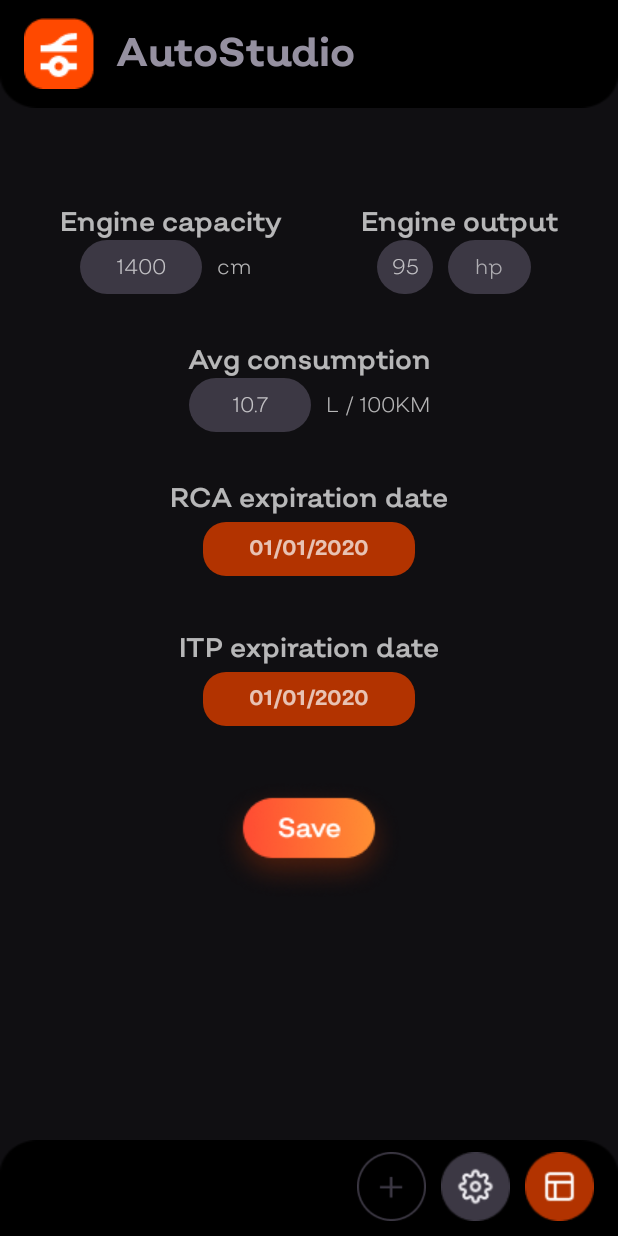
After one commit to barsanescudiana/Auto-Studio, an Android app: the AddCarActivity2 screen opened directly, with no data from a screen before it, on a phone screen of 412 x 824 dp. The commit adds this screen. Run offline under Robolectric (Android 15) with nearby library versions, the phone set to English and light mode, and no system bars; 1 statement that could not run was skipped.

Commit message:
addcar 2

```diff
--- /dev/null
+++ b/AS/app/src/main/java/com/example/autostudio/AddCarActivity2.java
@@ -0,0 +1,53 @@
+package com.example.autostudio;
+
+import androidx.appcompat.app.AppCompatActivity;
+
+import android.os.Bundle;
+import android.view.View;
+import android.widget.Button;
+import android.widget.DatePicker;
+import android.widget.EditText;
+import android.widget.Toast;
+
+import java.util.Date;
+
+public class AddCarActivity2 extends AppCompatActivity {
+
+    EditText capacity, output, avg, rca, itp;
+    Button save;
+    Car newCar = new Car();
+
+    @Override
+    protected void onCreate(Bundle savedInstanceState) {
+        super.onCreate(savedInstanceState);
+        setContentView(R.layout.activity_add_car2);
+
+        capacity = findViewById(R.id.capacity_edit);
+        output = findViewById(R.id.output_edit);
+        avg = findViewById(R.id.avg_edit);
+        rca = findViewById(R.id.rcaDate);
+        itp = findViewById(R.id.itpDate);
+
+        save = findViewById(R.id.save);
+
+        Bundle bundle = getIntent().getExtras();
+        newCar = (Car) bundle.getSerializable("NEW");
+
+        save.setOnClickListener(new View.OnClickListener() {
+            @Override
+            public void onClick(View v) {
+
+                newCar.setEngineCapacity(Integer.parseInt(capacity.getText().toString()));
+                newCar.setEngineOutput(Integer.parseInt(output.getText().toString()));
+                newCar.setAvgConsumption(Double.parseDouble(avg.getText().toString()));
+                newCar.setExpDateRCA(new Date(rca.getText().toString()));
+                newCar.setExpDateITP(new Date(itp.getText().toString()));
+
+                Toast.makeText(getApplicationContext(), newCar.toString(), Toast.LENGTH_LONG).show();
+                //bagam masina in bd/in json hbn=))))
+
+            }
+        });
+
+    }
+}
--- /dev/null
+++ b/AS/app/src/main/res/drawable/orange_edit_text_bg.xml
@@ -0,0 +1,9 @@
+<?xml version="1.0" encoding="utf-8"?>
+<shape xmlns:android="http://schemas.android.com/apk/res/android"
+    android:padding="10dp"
+    android:shape="rectangle" >
+
+    <solid android:color="#B23300" />
+    <corners android:radius="15dp" />
+
+</shape>
--- /dev/null
+++ b/AS/app/src/main/res/drawable/radiobutton_style.xml
@@ -0,0 +1,4 @@
+<?xml version="1.0" encoding="utf-8" ?>
+<selector xmlns:android="http://schemas.android.com/apk/res/android">
+    <item android:state_checked="true" android:drawable="@drawable/checked"></item>
+</selector>
--- /dev/null
+++ b/AS/app/src/main/res/layout/activity_add_car2.xml
@@ -0,0 +1,317 @@
+<?xml version="1.0" encoding="utf-8"?>
+<androidx.constraintlayout.widget.ConstraintLayout xmlns:android="http://schemas.android.com/apk/res/android"
+    xmlns:app="http://schemas.android.com/apk/res-auto"
+    xmlns:tools="http://schemas.android.com/tools"
+    android:layout_width="match_parent"
+    android:layout_height="match_parent"
+    android:background="#100F12"
+    tools:context=".AddCarActivity2">
+
+    <!--engine capacity-->
+    <androidx.constraintlayout.widget.ConstraintLayout
+        android:id="@+id/brandC"
+        android:layout_width="wrap_content"
+        android:layout_height="wrap_content"
+        android:layout_marginStart="20dp"
+        android:layout_marginTop="100dp"
+        app:layout_constraintStart_toStartOf="parent"
+        app:layout_constraintTop_toTopOf="parent">
+
+        <TextView
+            android:id="@+id/engineC"
+            android:layout_width="wrap_content"
+            android:layout_height="wrap_content"
+            android:layout_margin="20dp"
+            android:layout_marginTop="32dp"
+            android:fontFamily="@font/salvatore_regular"
+            android:text="@string/engine_capacity"
+            android:textSize="18sp"
+            app:layout_constraintBottom_toBottomOf="parent"
+            app:layout_constraintEnd_toEndOf="parent"
+            app:layout_constraintStart_toStartOf="parent"
+            app:layout_constraintTop_toTopOf="parent" />
+
+        <androidx.constraintlayout.widget.ConstraintLayout
+            android:layout_width="wrap_content"
+            android:layout_height="wrap_content"
+            app:layout_constraintBottom_toBottomOf="parent"
+            app:layout_constraintEnd_toEndOf="@+id/engineC"
+            app:layout_constraintStart_toStartOf="parent"
+            app:layout_constraintTop_toBottomOf="@+id/engineC">
+
+            <EditText
+                android:id="@+id/capacity_edit"
+                android:layout_width="81dp"
+                android:layout_height="36dp"
+                android:layout_marginStart="12dp"
+                android:background="@drawable/edit_text_bg"
+                android:fontFamily="@font/salvatore_light"
+                android:hint="@string/_1400"
+                android:inputType="number"
+                android:textAlignment="center"
+                android:textSize="14sp"
+                app:layout_constraintStart_toStartOf="parent"
+                app:layout_constraintTop_toTopOf="parent" />
+
+            <TextView
+                android:layout_width="wrap_content"
+                android:layout_height="wrap_content"
+                android:text="@string/cm"
+                android:fontFamily="@font/salvatore_light"
+                android:layout_marginLeft="10dp"
+                app:layout_constraintBottom_toBottomOf="parent"
+                app:layout_constraintEnd_toEndOf="parent"
+                app:layout_constraintStart_toEndOf="@+id/capacity_edit"
+                app:layout_constraintTop_toTopOf="parent" />
+
+        </androidx.constraintlayout.widget.ConstraintLayout>
+
+        </androidx.constraintlayout.widget.ConstraintLayout>
+
+    <!--engine output-->
+    <androidx.constraintlayout.widget.ConstraintLayout
+        android:id="@+id/outputC"
+        android:layout_width="wrap_content"
+        android:layout_height="wrap_content"
+        android:layout_marginTop="100dp"
+        android:layout_marginEnd="20dp"
+        app:layout_constraintEnd_toEndOf="parent"
+        app:layout_constraintTop_toTopOf="parent">
+
+        <TextView
+            android:id="@+id/engineO"
+            android:layout_width="wrap_content"
+            android:layout_height="wrap_content"
+            android:layout_margin="20dp"
+            android:layout_marginTop="32dp"
+            android:fontFamily="@font/salvatore_regular"
+            android:text="Engine output"
+            android:textSize="18sp"
+            app:layout_constraintBottom_toBottomOf="parent"
+            app:layout_constraintEnd_toEndOf="parent"
+            app:layout_constraintStart_toStartOf="parent"
+            app:layout_constraintTop_toTopOf="parent" />
+
+        <androidx.constraintlayout.widget.ConstraintLayout
+            android:layout_width="wrap_content"
+            android:layout_height="wrap_content"
+            app:layout_constraintBottom_toBottomOf="parent"
+            app:layout_constraintEnd_toEndOf="@+id/engineO"
+            app:layout_constraintStart_toStartOf="parent"
+            app:layout_constraintTop_toBottomOf="@+id/engineO">
+
+            <EditText
+                android:id="@+id/output_edit"
+                android:layout_width="37dp"
+                android:layout_height="36dp"
+                android:layout_marginStart="12dp"
+                android:background="@drawable/edit_text_bg"
+                android:fontFamily="@font/salvatore_light"
+                android:hint="@string/_95"
+                android:inputType="number"
+                android:textAlignment="center"
+                android:textSize="14sp"
+                app:layout_constraintStart_toStartOf="parent"
+                app:layout_constraintTop_toTopOf="parent" />
+
+            <RelativeLayout
+                android:layout_width="55dp"
+                android:layout_height="36dp"
+                android:layout_marginStart="10dp"
+                app:layout_constraintBottom_toBottomOf="parent"
+                app:layout_constraintEnd_toEndOf="parent"
+                android:fontFamily="@font/salvatore_bold"
+                android:background="@drawable/edit_text_bg"
+                android:orientation="horizontal"
+                app:layout_constraintHorizontal_bias="0.0"
+                app:layout_constraintStart_toEndOf="@+id/output_edit"
+                app:layout_constraintTop_toTopOf="parent">
+
+                <Spinner
+                    android:id="@+id/spinner_output_measure"
+                    android:layout_width="match_parent"
+                    android:layout_height="wrap_content"
+                    android:layout_centerVertical="true"
+                    android:layout_gravity="center"
+                    android:background="@android:color/transparent"
+                    android:dropDownWidth="match_parent"
+                    android:dropDownSelector="@drawable/edit_text_bg"
+                    android:entries="@array/measurements"
+                    android:theme="@style/spinnerTheme"
+                    android:gravity="center"
+                    android:textAlignment="center"
+                    android:spinnerMode="dropdown"
+                    app:layout_constraintBottom_toBottomOf="parent"
+                    app:layout_constraintTop_toTopOf="parent" />
+
+            </RelativeLayout>
+        </androidx.constraintlayout.widget.ConstraintLayout>
+
+    </androidx.constraintlayout.widget.ConstraintLayout>
+
+    <!--avg cons-->
+    <androidx.constraintlayout.widget.ConstraintLayout
+        android:id="@+id/avgC"
+        android:layout_width="wrap_content"
+        android:layout_height="wrap_content"
+        app:layout_constraintEnd_toEndOf="parent"
+        app:layout_constraintStart_toStartOf="parent"
+        app:layout_constraintTop_toBottomOf="@id/brandC">
+
+        <TextView
+            android:id="@+id/avg_edt"
+            android:layout_width="wrap_content"
+            android:layout_height="wrap_content"
+            android:layout_marginTop="32dp"
+            android:fontFamily="@font/salvatore_regular"
+            android:text="@string/avg_consumption"
+            android:textSize="18sp"
+            app:layout_constraintEnd_toEndOf="parent"
+            app:layout_constraintStart_toStartOf="parent"
+            app:layout_constraintTop_toTopOf="parent" />
+
+        <androidx.constraintlayout.widget.ConstraintLayout
+            android:layout_width="wrap_content"
+            android:layout_height="wrap_content"
+            app:layout_constraintBottom_toBottomOf="parent"
+            app:layout_constraintEnd_toEndOf="@+id/avgC"
+            app:layout_constraintStart_toStartOf="parent"
+            app:layout_constraintTop_toBottomOf="@+id/avg_edt">
+
+            <EditText
+                android:id="@+id/avg_edit"
+                android:layout_width="81dp"
+                android:layout_height="36dp"
+                android:layout_marginStart="12dp"
+                android:background="@drawable/edit_text_bg"
+                android:fontFamily="@font/salvatore_light"
+                android:hint="@string/_10_7"
+                android:inputType="numberDecimal"
+                android:textAlignment="center"
+                android:textSize="14sp"
+                app:layout_constraintStart_toStartOf="parent"
+                app:layout_constraintTop_toTopOf="parent" />
+
+            <TextView
+                android:layout_width="wrap_content"
+                android:layout_height="wrap_content"
+                android:layout_marginEnd="12dp"
+                android:layout_marginStart="10dp"
+                android:fontFamily="@font/salvatore_light"
+                android:text="@string/l_100km"
+                app:layout_constraintBottom_toBottomOf="parent"
+                app:layout_constraintEnd_toEndOf="parent"
+                app:layout_constraintStart_toEndOf="@+id/avg_edit"
+                app:layout_constraintTop_toTopOf="parent" />
+
+        </androidx.constraintlayout.widget.ConstraintLayout>
+
+    </androidx.constraintlayout.widget.ConstraintLayout>
+
+    <androidx.constraintlayout.widget.ConstraintLayout
+        android:id="@+id/rcaC"
+        android:layout_width="match_parent"
+        android:layout_height="100dp"
+        app:layout_constraintTop_toBottomOf="@+id/avgC">
+
+        <TextView
+            android:id="@+id/textView"
+            android:layout_width="wrap_content"
+            android:layout_height="wrap_content"
+            android:layout_marginTop="32dp"
+            android:fontFamily="@font/salvatore_regular"
+            android:text="@string/rca_expiration_date"
+            android:textSize="18sp"
+            app:layout_constraintEnd_toEndOf="parent"
+            app:layout_constraintStart_toStartOf="parent"
+            app:layout_constraintTop_toTopOf="parent" />
+
+        <EditText
+            android:id="@+id/rcaDate"
+            android:layout_width="141dp"
+            android:layout_height="36dp"
+            android:background="@drawable/orange_edit_text_bg"
+            android:ems="10"
+            android:hint="@string/_01_01_2020"
+            android:inputType="date"
+            android:theme="@style/dateTheme"
+            app:layout_constraintBottom_toBottomOf="parent"
+            app:layout_constraintEnd_toEndOf="parent"
+            app:layout_constraintStart_toStartOf="parent"
+            app:layout_constraintTop_toBottomOf="@id/textView" />
+
+    </androidx.constraintlayout.widget.ConstraintLayout>
+
+    <androidx.constraintlayout.widget.ConstraintLayout
+        android:id="@+id/itpC"
+        android:layout_width="match_parent"
+        android:layout_height="100dp"
+        app:layout_constraintBottom_toTopOf="@+id/constraintLayout"
+        app:layout_constraintEnd_toEndOf="@+id/top_bottom_nav"
+        app:layout_constraintTop_toBottomOf="@+id/rcaC">
+
+        <TextView
+            android:id="@+id/itpText"
+            android:layout_width="wrap_content"
+            android:layout_height="wrap_content"
+            android:layout_marginTop="32dp"
+            android:fontFamily="@font/salvatore_regular"
+            android:text="@string/itp_expiration_date"
+            android:textSize="18sp"
+            app:layout_constraintEnd_toEndOf="parent"
+            app:layout_constraintStart_toStartOf="parent"
+            app:layout_constraintTop_toTopOf="parent" />
+
+        <EditText
+            android:id="@+id/itpDate"
+            android:layout_width="141dp"
+            android:layout_height="36dp"
+            android:background="@drawable/orange_edit_text_bg"
+            android:ems="10"
+            android:hint="@string/_01_01_2020"
+            android:inputType="date"
+            android:theme="@style/dateTheme"
+            app:layout_constraintBottom_toBottomOf="parent"
+            app:layout_constraintEnd_toEndOf="parent"
+            app:layout_constraintStart_toStartOf="parent"
+            app:layout_constraintTop_toBottomOf="@id/itpText" />
+
+    </androidx.constraintlayout.widget.ConstraintLayout>
+
+    <androidx.constraintlayout.widget.ConstraintLayout
+        android:id="@+id/constraintLayout"
+        android:layout_width="wrap_content"
+        android:layout_height="wrap_content"
+        android:layout_marginTop="32dp"
+        app:layout_constraintEnd_toEndOf="parent"
+        app:layout_constraintStart_toStartOf="parent"
+        app:layout_constraintTop_toBottomOf="@id/itpC">
+
+        <Button
+            android:id="@+id/save"
+            android:layout_width="wrap_content"
+            android:layout_height="wrap_content"
+            android:background="@drawable/save_btn"
+            android:fontFamily="@font/salvatore_regular"
+            android:paddingBottom="17dp"
+            android:textAllCaps="false"
+            android:textSize="18sp"
+            app:layout_constraintEnd_toEndOf="parent"
+            app:layout_constraintHorizontal_bias="0.0"
+            app:layout_constraintStart_toStartOf="parent"
+            app:layout_constraintTop_toTopOf="parent" />
+
+
+    </androidx.constraintlayout.widget.ConstraintLayout>
+
+    <include
+        android:id="@+id/top_bottom_nav"
+        layout="@layout/top_bottom_nav"
+        app:layout_constraintBottom_toBottomOf="parent"
+        app:layout_constraintEnd_toEndOf="parent"
+        app:layout_constraintHorizontal_bias="1.0"
+        app:layout_constraintStart_toStartOf="parent"
+        app:layout_constraintTop_toTopOf="parent"
+        app:layout_constraintVertical_bias="0.0" />
+
+</androidx.constraintlayout.widget.ConstraintLayout>
--- a/AS/app/src/main/res/values/colors.xml
+++ b/AS/app/src/main/res/values/colors.xml
@@ -2,7 +2,7 @@
 <resources>
     <color name="colorPrimary">#000000</color>
     <color name="colorPrimaryDark">#000000</color>
-    <color name="colorAccent">#03DAC5</color>
+    <color name="colorAccent">#FF4900</color>
 
     <color name="toolbarTitle">#9590A0</color>
     <color name="orange">#FF4900</color>
--- a/AS/app/src/main/res/values/strings.xml
+++ b/AS/app/src/main/res/values/strings.xml
@@ -40,4 +40,18 @@
     <string name="color">Color</string>
     <string name="next">Next</string>
     <string name="my_docs">MY DOCS</string>
+    <string name="engine_capacity">Engine capacity</string>
+    <string name="cm">cm</string>
+    <string name="_1400">1400</string>
+    <string name="_95">95</string>
+    <string name="avg_consumption">Avg consumption</string>
+    <string name="l_100km">L / 100KM</string>
+    <string name="rca_expiration_date">RCA expiration date</string>
+    <string name="_01_01_2020">01/01/2020</string>
+    <string name="itp_expiration_date">ITP expiration date</string>
+    <string name="_10_7">10.7</string>
+    <string-array name="measurements">
+        <item> hp </item>
+        <item> kW </item>
+    </string-array>
 </resources>
--- a/AS/app/src/main/res/values/styles.xml
+++ b/AS/app/src/main/res/values/styles.xml
@@ -20,4 +20,18 @@
         <item name="android:fontFamily"> sans-serif-black </item>
     </style>
 
+    <style name="spinnerTheme" >
+        <item name="android:textAlignment"> center </item>
+        <item name="fontFamily"> @font/salvatore_light </item>
+        <item name="android:textColor"> #99FFFFFF </item>
+        <item name="android:textSize"> 14sp </item>
+    </style>
+
+    <style name="dateTheme">
+        <item name="background">@drawable/orange_edit_text_bg</item>
+        <item name="android:textAlignment"> center </item>
+        <item name="fontFamily"> @font/salvatore_bold </item>
+        <item name="android:textColor"> #FFFFFF </item>
+        <item name="android:textSize"> 14sp </item>
+    </style>
 </resources>
```
Also changed, not shown: AS/app/src/main/AndroidManifest.xml (+4 -3 lines), AS/app/src/main/java/com/example/autostudio/AddCarActivity1.java (+101 -0 lines), AS/app/src/main/java/com/example/autostudio/Car.java (+17 -0 lines), AS/app/src/main/java/com/example/autostudio/CarActivity.java (+10 -1 lines), AS/app/src/main/java/com/example/autostudio/MainActivity.java (+80 -4 lines), AS/app/src/main/res/layout/activity_add_car1.xml (+22 -15 lines), AS/app/src/main/res/drawable/checked.png (added), AS/app/src/main/res/drawable/save_btn.png (added).
